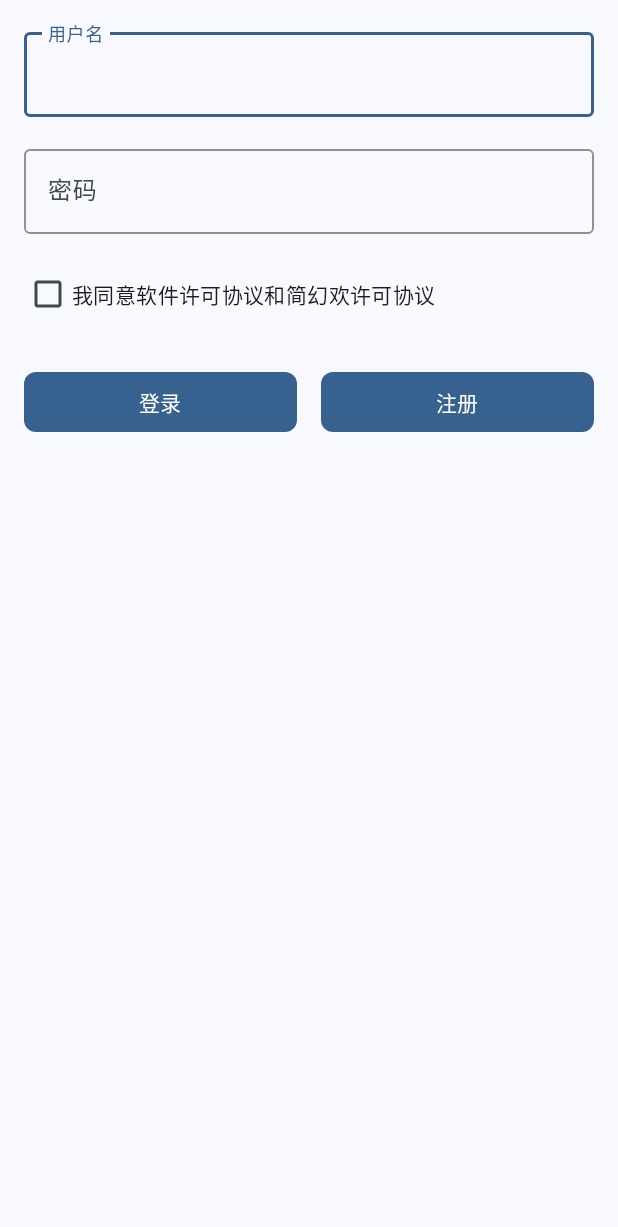
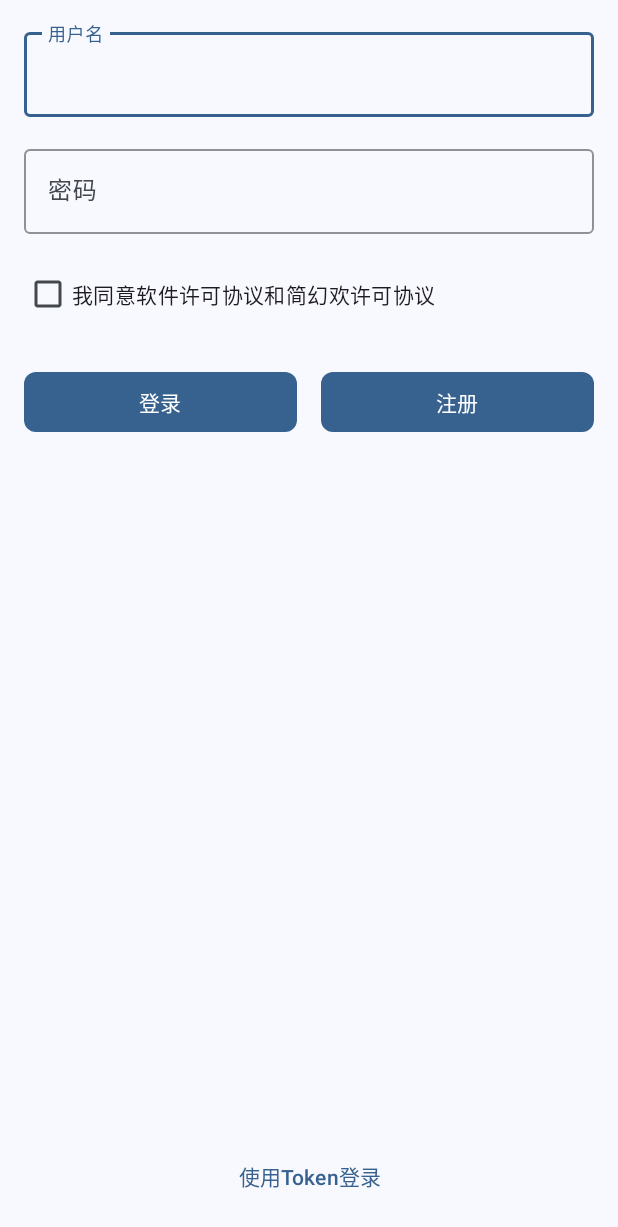
Before and after one commit to jdnjk/simpfun-app, an Android app: the layout activity_login.xml on its own in the app's theme, with its tools: preview values and no code run, on a phone screen of 412 x 824 dp. Shown: the top 1227 px of the screen. Run offline under Robolectric (Android 15) with nearby library versions, the phone set to English and light mode, and no system bars.

Commit message:
feat:UI更新

```diff
--- a/app/build.gradle
+++ b/app/build.gradle
@@ -34,6 +34,7 @@ android {
 dependencies {
 
     implementation 'androidx.appcompat:appcompat:1.7.0'
+    implementation 'androidx.swiperefreshlayout:swiperefreshlayout:1.1.0'
     implementation 'androidx.compose.material3:material3:1.3.1'
     implementation 'com.google.android.material:material:1.12.0'
     implementation 'androidx.constraintlayout:constraintlayout:2.1.4'
--- a/app/src/main/res/layout/activity_login.xml
+++ b/app/src/main/res/layout/activity_login.xml
@@ -9,10 +9,14 @@
 
     <!-- 主布局 -->
     <LinearLayout
-            android:layout_width="match_parent"
-            android:layout_height="match_parent"
+            android:layout_width="0dp"
+            android:layout_height="0dp"
             android:orientation="vertical"
-            android:padding="16dp">
+            android:padding="16dp"
+            app:layout_constraintTop_toTopOf="parent"
+            app:layout_constraintBottom_toTopOf="@id/flatButton"
+            app:layout_constraintStart_toStartOf="parent"
+            app:layout_constraintEnd_toEndOf="parent">
 
         <!-- 用户名输入框 -->
         <com.google.android.material.textfield.TextInputLayout
@@ -84,4 +88,15 @@
 
     </LinearLayout>
 
+    <com.google.android.material.button.MaterialButton
+            android:id="@+id/flatButton"
+            android:layout_width="wrap_content"
+            android:layout_height="wrap_content"
+            android:text="使用Token登录"
+            app:layout_constraintBottom_toBottomOf="parent"
+            app:layout_constraintStart_toStartOf="parent"
+            app:layout_constraintEnd_toEndOf="parent"
+            android:layout_marginBottom="16dp"
+            style="@style/Widget.Material3.Button.TextButton"/>
+
 </androidx.constraintlayout.widget.ConstraintLayout>
```
Also changed, not shown: app/src/main/java/cn/jdnjk/simpfun/LoginActivity.java (+57 -59 lines), app/src/main/java/cn/jdnjk/simpfun/Welcome.java (+36 -10 lines), app/src/main/res/layout/activity_welcome.xml (+10 -3 lines).
